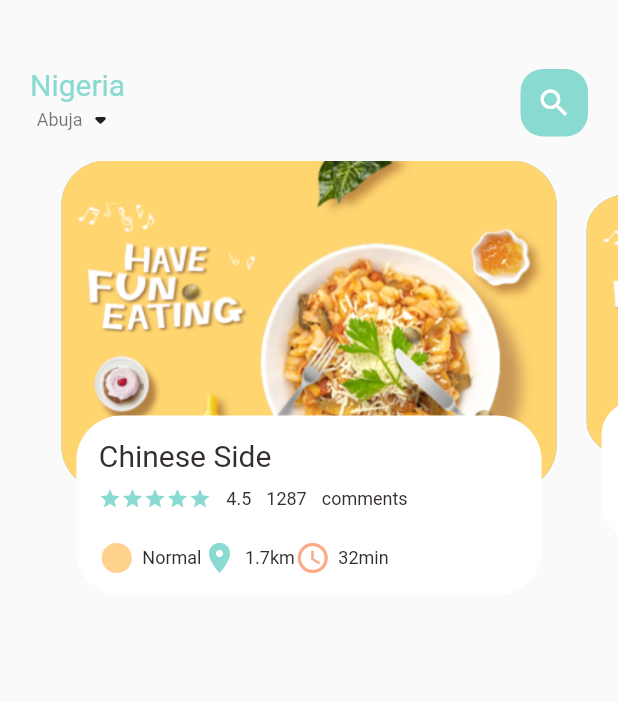
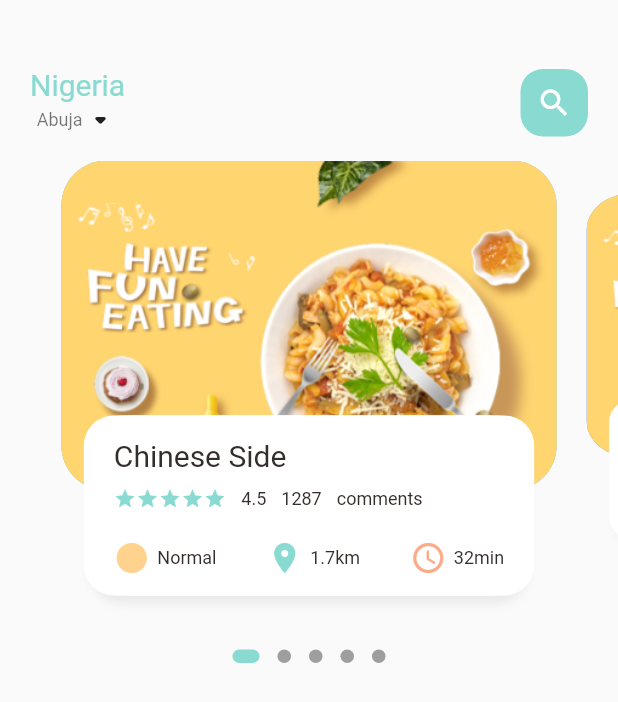
Before and after one commit to smartCode2018/flutter-food-delivery-app, a Flutter app: the screen it shows after launch, on a phone screen of 412 x 824 dp. Shown: the top 702 px of the screen. Run offline on Flutter 3.47's test engine with Material 2 defaults, Android fonts, the phone set to English and light mode, and no system bars; drawn by our look-alikes of dots_indicator; Roboto replaces fonts that are missing (Rboto).

Commit message:
Modified Slider

```diff
--- a/lib/home/food_page_body.dart
+++ b/lib/home/food_page_body.dart
@@ -1,4 +1,5 @@
 //import 'package:flutter/cupertino.dart';
+import 'package:dots_indicator/dots_indicator.dart';
 import 'package:flutter/material.dart';
 import 'package:food_delivery/utils/colors.dart';
 import 'package:food_delivery/widgets/big_text.dart';
@@ -34,7 +35,9 @@ class _FoodPageBodyState extends State<FoodPageBody> {
 
   @override
   Widget build(BuildContext context) {
-    return Container(
+    return Column(
+      children: [
+        Container(
           height: 320,
           //color: Colors.redAccent,
           child: PageView.builder(
@@ -43,6 +46,19 @@ class _FoodPageBodyState extends State<FoodPageBody> {
               itemBuilder: (context, position) {
                 return _buildPageItem(position);
               }),
+        ),
+        DotsIndicator(
+          dotsCount: 5,
+          position: _currPageValue,
+          decorator: DotsDecorator(
+            activeColor: AppColors.mainColor,
+            size: const Size.square(9.0),
+            activeSize: const Size(18.0, 9.0),
+            activeShape: RoundedRectangleBorder(
+                borderRadius: BorderRadius.circular(5.0)),
+          ),
+        ),
+      ],
     );
   }
 
@@ -91,11 +107,19 @@ class _FoodPageBodyState extends State<FoodPageBody> {
             alignment: Alignment.bottomCenter,
             child: Container(
               height: 120,
-              margin: EdgeInsets.only(left: 20, right: 20, bottom: 30),
+              margin: EdgeInsets.only(left: 30, right: 30, bottom: 30),
               decoration: BoxDecoration(
-                borderRadius: BorderRadius.circular(30),
+                  borderRadius: BorderRadius.circular(20),
                   color: Colors.white,
+                  boxShadow: [
+                    BoxShadow(
+                      color: Color(0xFFe8e8e8),
+                      blurRadius: 5.0,
+                      offset: Offset(0, 5),
                     ),
+                    BoxShadow(color: Colors.white, offset: Offset(-5, 0)),
+                    BoxShadow(color: Colors.white, offset: Offset(5, 0)),
+                  ]),
               child: Container(
                 padding: EdgeInsets.only(top: 15, left: 15, right: 15),
                 child: Column(
@@ -134,6 +158,7 @@ class _FoodPageBodyState extends State<FoodPageBody> {
                       height: 20,
                     ),
                     Row(
+                      mainAxisAlignment: MainAxisAlignment.spaceBetween,
                       children: [
                         IconAndTextWidget(
                             icon: Icons.circle_sharp,
--- a/lib/home/main_food_page.dart
+++ b/lib/home/main_food_page.dart
@@ -18,6 +18,7 @@ class _MainFoodPageState extends State<MainFoodPage> {
     return Scaffold(
       body: Column(
         children: [
+          //showing the header
           Container(
             child: Container(
               margin: EdgeInsets.only(top: 45, bottom: 15),
@@ -59,6 +60,7 @@ class _MainFoodPageState extends State<MainFoodPage> {
               ),
             ),
           ),
+          //showing the body
           FoodPageBody()
         ],
       ),
--- a/pubspec.yaml
+++ b/pubspec.yaml
@@ -3,7 +3,7 @@ description: A new Flutter project.
 
 # The following line prevents the package from being accidentally published to
 # pub.dev using `flutter pub publish`. This is preferred for private packages.
-publish_to: 'none' # Remove this line if you wish to publish to pub.dev
+publish_to: "none" # Remove this line if you wish to publish to pub.dev
 
 # The following defines the version and build number for your application.
 # A version number is three numbers separated by dots, like 1.2.43
@@ -30,7 +30,7 @@ dependencies:
   flutter:
     sdk: flutter
   get: ^4.1.4
-
+  dots_indicator: ^2.1.0
 
   # The following adds the Cupertino Icons font to your application.
   # Use with the CupertinoIcons class for iOS style icons.
@@ -52,7 +52,6 @@ dev_dependencies:
 
 # The following section is specific to Flutter.
 flutter:
-
   # The following line ensures that the Material Icons font is
   # included with your application, so that you can use the icons in
   # the material Icons class.
```
Also changed, not shown: pubspec.lock. Lines whose indentation alone changed are shown as unchanged.
